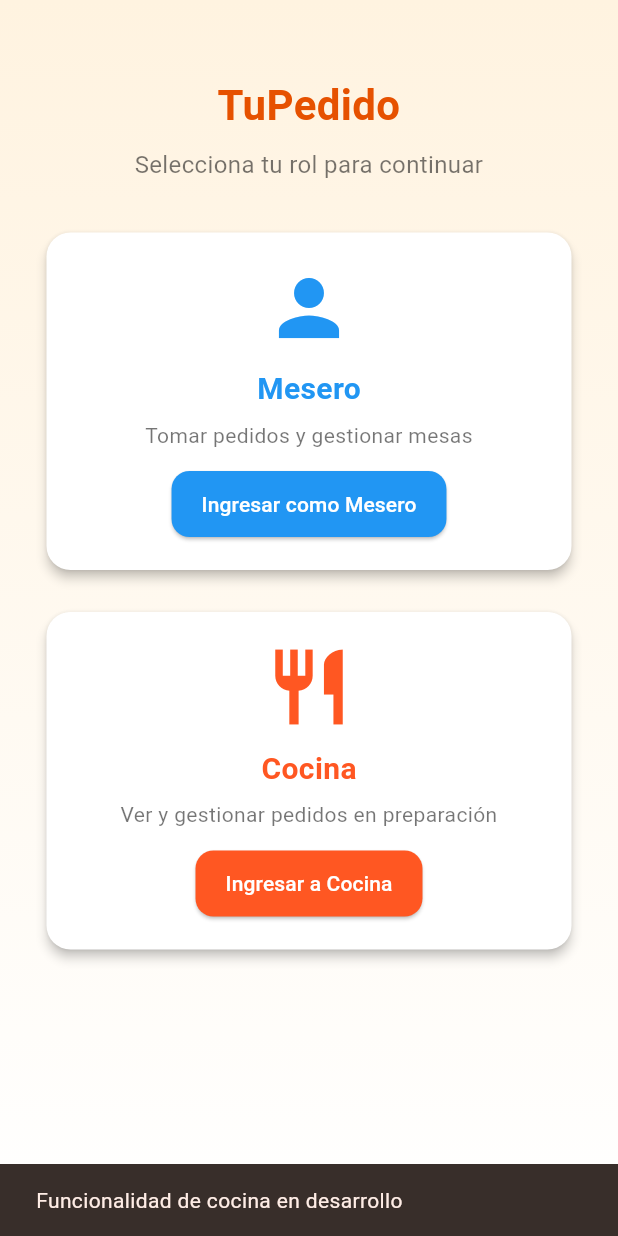
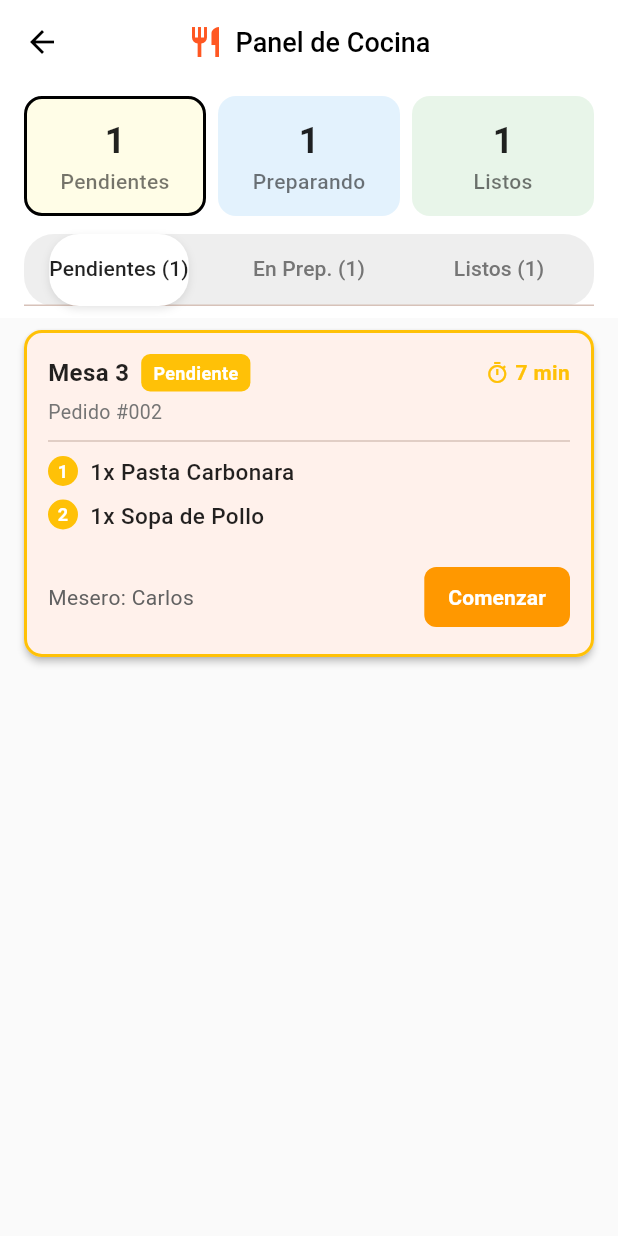
Before and after one commit to AxelAlmonteCuba/tuPedido, a Flutter app: the screen it shows after launch, after a tap on "Ingresar a Cocina", on a phone screen of 412 x 824 dp. Run offline on Flutter 3.47's test engine with Material 3 defaults, Android fonts, the phone set to English and light mode, and no system bars.

Commit message:
kitchen panel

```diff
--- /dev/null
+++ b/lib/features/kitchen/models/kitchen_order.dart
@@ -0,0 +1,118 @@
+import '../../../core/models/menu_item.dart'; // Asegúrate que esta ruta sea correcta
+
+enum OrderStatus {
+  pendiente,
+  enPreparacion,
+  listo,
+  entregado, // Agregado para el estado final en el ejemplo 'listos.png'
+}
+
+class KitchenOrder {
+  final String orderId;
+  final String table;
+  final String waiter;
+  final OrderStatus status;
+  final List<OrderItem> items;
+  final int timeInMinutes; // Tiempo que lleva la orden en el estado actual (simulado)
+
+  KitchenOrder({
+    required this.orderId,
+    required this.table,
+    required this.waiter,
+    required this.status,
+    required this.items,
+    required this.timeInMinutes,
+  });
+}
+
+// Datos de ejemplo para simular la interfaz
+final List<KitchenOrder> dummyKitchenOrders = [
+  // Pedido #002 (Pendiente - imagen.png)
+  KitchenOrder(
+    orderId: '002',
+    table: 'Mesa 3',
+    waiter: 'Carlos',
+    status: OrderStatus.pendiente,
+    timeInMinutes: 7,
+    items: [
+      OrderItem(
+        menuItem: MenuItem(
+          id: '4',
+          name: 'Pasta Carbonara',
+          description: 'Pasta con salsa cremosa, panceta y queso parmesano',
+          price: 14.99,
+          category: 'platos',
+        ),
+      ),
+      OrderItem(
+        menuItem: MenuItem(
+          id: '3',
+          name: 'Sopa de Pollo',
+          description: 'Sopa casera con pollo, fideos y vegetales',
+          price: 7.99,
+          category: 'entradas',
+        ),
+      ),
+    ],
+  ),
+
+  // Pedido #001 (En Preparación - en_preparacion.png)
+  KitchenOrder(
+    orderId: '001',
+    table: 'Mesa 5',
+    waiter: 'María',
+    status: OrderStatus.enPreparacion,
+    timeInMinutes: 20,
+    items: [
+      OrderItem(
+        menuItem: MenuItem(
+          id: '1',
+          name: 'Bife a la Parrilla',
+          description: 'Jugoso bife de res con guarnición de papas y...',
+          price: 18.99,
+          category: 'platos',
+        ),
+        notes: 'Término medio', // Nota especial del mesero
+        quantity: 1,
+      ),
+      OrderItem(
+        menuItem: MenuItem(
+          id: '2',
+          name: 'Ensalada César',
+          description: 'Lechuga fresca, crutones, queso parmesano y aderezo César',
+          price: 9.99,
+          category: 'entradas',
+        ),
+      ),
+    ],
+  ),
+
+  // Pedido #003 (Listo - listos.png)
+  KitchenOrder(
+    orderId: '003',
+    table: 'Mesa 8',
+    waiter: 'María',
+    status: OrderStatus.listo,
+    timeInMinutes: 30, // Asumiremos que este es el tiempo que estuvo en preparación/listo
+    items: [
+      OrderItem(
+        menuItem: MenuItem(
+          id: '5',
+          name: 'Salmón a la Parrilla',
+          description: 'Salmón fresco con limón y hierbas aromáticas',
+          price: 22.99,
+          category: 'platos',
+        ),
+      ),
+      OrderItem(
+        menuItem: MenuItem(
+          id: '6',
+          name: 'Tiramisú',
+          description: 'Postre italiano tradicional con café y mascarpone',
+          price: 8.99,
+          category: 'postres',
+        ),
+      ),
+    ],
+  ),
+];
--- /dev/null
+++ b/lib/features/kitchen/screens/kitchen_panel_screen.dart
@@ -0,0 +1,347 @@
+import 'package:flutter/material.dart';
+import '../models/kitchen_order.dart';
+import '../widgets/kitchen_panel_item.dart';
+
+class KitchenPanelScreen extends StatefulWidget {
+  const KitchenPanelScreen({Key? key}) : super(key: key);
+
+  @override
+  State<KitchenPanelScreen> createState() => _KitchenPanelScreenState();
+}
+
+class _KitchenPanelScreenState extends State<KitchenPanelScreen>
+    with SingleTickerProviderStateMixin {
+  late TabController _tabController;
+  late List<KitchenOrder> _kitchenOrders;
+  KitchenOrder? _selectedOrder;
+
+  @override
+  void initState() {
+    super.initState();
+    // Inicializar con datos de ejemplo
+    _kitchenOrders = dummyKitchenOrders;
+
+    // Inicializar TabController
+    _tabController = TabController(length: 3, vsync: this);
+    _tabController.addListener(_handleTabSelection);
+
+    // Inicialmente, selecciona el primer pedido Pendiente
+    _selectedOrder = _getOrdersByStatus(OrderStatus.pendiente).isNotEmpty
+        ? _getOrdersByStatus(OrderStatus.pendiente).first
+        : null;
+  }
+
+  @override
+  void dispose() {
+    _tabController.removeListener(_handleTabSelection);
+    _tabController.dispose();
+    super.dispose();
+  }
+
+  // --- Manejo de la lógica del estado (simulado) ---
+
+  // Lógica para actualizar el item seleccionado al cambiar de tab
+  void _handleTabSelection() {
+    if (_tabController.indexIsChanging) return;
+
+    // Obtener la lista de la nueva pestaña
+    final currentStatus = _getStatusForTabIndex(_tabController.index);
+    final orders = _getOrdersByStatus(currentStatus);
+
+    // Seleccionar el primer item del nuevo tab
+    setState(() {
+      _selectedOrder = orders.isNotEmpty ? orders.first : null;
+    });
+  }
+
+  // Obtener la lista de órdenes por estado
+  List<KitchenOrder> _getOrdersByStatus(OrderStatus status) {
+    return _kitchenOrders.where((order) => order.status == status).toList();
+  }
+
+  // Obtener el estado correspondiente al índice del tab
+  OrderStatus _getStatusForTabIndex(int index) {
+    switch (index) {
+      case 0:
+        return OrderStatus.pendiente;
+      case 1:
+        return OrderStatus.enPreparacion;
+      case 2:
+        return OrderStatus.listo;
+      default:
+        return OrderStatus.pendiente;
+    }
+  }
+
+  // Lógica para Comenzar, Marcar Listo, Entregado
+  void _handleOrderAction(String orderId) {
+    setState(() {
+      final orderIndex = _kitchenOrders.indexWhere((o) => o.orderId == orderId);
+      if (orderIndex != -1) {
+        final currentOrder = _kitchenOrders[orderIndex];
+        KitchenOrder updatedOrder;
+
+        switch (currentOrder.status) {
+          case OrderStatus.pendiente:
+            // Pasa de Pendiente a En Preparación
+            updatedOrder = KitchenOrder(
+              orderId: currentOrder.orderId,
+              table: currentOrder.table,
+              waiter: currentOrder.waiter,
+              status: OrderStatus.enPreparacion,
+              items: currentOrder.items,
+              timeInMinutes: 0, // Reiniciar tiempo
+            );
+            // Cambia el tab a "En Preparación"
+            _tabController.animateTo(1);
+            break;
+          case OrderStatus.enPreparacion:
+            // Pasa de En Preparación a Listo
+            updatedOrder = KitchenOrder(
+              orderId: currentOrder.orderId,
+              table: currentOrder.table,
+              waiter: currentOrder.waiter,
+              status: OrderStatus.listo,
+              items: currentOrder.items,
+              timeInMinutes: 0, // Reiniciar tiempo
+            );
+            // Cambia el tab a "Listos"
+            _tabController.animateTo(2);
+            break;
+          case OrderStatus.listo:
+            // Pasa de Listo a Entregado (se elimina de la vista principal)
+            _kitchenOrders.removeAt(orderIndex);
+            // Selecciona un nuevo item
+            _selectedOrder = _getOrdersByStatus(OrderStatus.listo).isNotEmpty
+                ? _getOrdersByStatus(OrderStatus.listo).first
+                : null;
+            return; // No se actualiza, se elimina
+          default:
+            return;
+        }
+
+        // Reemplazar la orden actualizada
+        _kitchenOrders[orderIndex] = updatedOrder;
+        _selectedOrder = updatedOrder; // Seleccionar la orden recién actualizada
+      }
+    });
+  }
+
+  // --- Widgets del diseño ---
+
+  // Tarjeta de resumen de estado (Pendientes, Preparando, Listos)
+  Widget _buildStatusCard(
+      String title, OrderStatus status, Color backgroundColor) {
+    final count = _getOrdersByStatus(status).length;
+    final isSelected = _getStatusForTabIndex(_tabController.index) == status;
+
+    return Expanded(
+      child: GestureDetector(
+        onTap: () {
+          _tabController.animateTo(status == OrderStatus.pendiente
+              ? 0
+              : status == OrderStatus.enPreparacion
+                  ? 1
+                  : 2);
+        },
+        child: Container(
+          height: 80,
+          margin: const EdgeInsets.symmetric(horizontal: 4),
+          decoration: BoxDecoration(
+            color: backgroundColor,
+            borderRadius: BorderRadius.circular(12),
+            border: isSelected
+                ? Border.all(color: Colors.black, width: 2.0)
+                : null,
+          ),
+          child: Column(
+            mainAxisAlignment: MainAxisAlignment.center,
+            children: [
+              Text(
+                '$count',
+                style: const TextStyle(
+                  fontSize: 24,
+                  fontWeight: FontWeight.bold,
+                  color: Colors.black87,
+                ),
+              ),
+              Text(
+                title,
+                style: const TextStyle(
+                  fontSize: 14,
+                  color: Colors.black54,
+                  fontWeight: FontWeight.w500,
+                ),
+              ),
+            ],
+          ),
+        ),
+      ),
+    );
+  }
+
+  // Pestañas de la lista (Pendientes, En Prep., Listos)
+  Widget _buildTabBar() {
+    final pendingCount = _getOrdersByStatus(OrderStatus.pendiente).length;
+    final prepCount = _getOrdersByStatus(OrderStatus.enPreparacion).length;
+    final readyCount = _getOrdersByStatus(OrderStatus.listo).length;
+
+    return Container(
+      margin: const EdgeInsets.symmetric(horizontal: 16, vertical: 8),
+      decoration: BoxDecoration(
+        color: Colors.grey[200],
+        borderRadius: BorderRadius.circular(20),
+      ),
+      child: TabBar(
+        controller: _tabController,
+        indicator: BoxDecoration(
+          color: Colors.white,
+          borderRadius: BorderRadius.circular(20),
+          boxShadow: [
+            BoxShadow(
+              color: Colors.black.withOpacity(0.1),
+              blurRadius: 4,
+              offset: const Offset(0, 2),
+            ),
+          ],
+        ),
+        labelColor: Colors.black87,
+        unselectedLabelColor: Colors.grey[600],
+        tabs: [
+          Tab(text: 'Pendientes ($pendingCount)'),
+          Tab(text: 'En Prep. ($prepCount)'),
+          Tab(text: 'Listos ($readyCount)'),
+        ],
+      ),
+    );
+  }
+
+  // Cuerpo de la lista de órdenes
+  Widget _buildOrderList(OrderStatus status) {
+    final orders = _getOrdersByStatus(status);
+
+    if (orders.isEmpty) {
+      return Center(
+        child: Text(
+          'No hay pedidos en estado ${_getStatusText(status).toLowerCase()}.',
+          style: TextStyle(color: Colors.grey[600]),
+        ),
+      );
+    }
+
+    return ListView.builder(
+      itemCount: orders.length,
+      itemBuilder: (context, index) {
+        final order = orders[index];
+        return GestureDetector(
+          onTap: () {
+            setState(() {
+              _selectedOrder = order;
+            });
+          },
+          child: KitchenPanelItem(
+            order: order,
+            isSelected: _selectedOrder?.orderId == order.orderId,
+            onActionPressed: () => _handleOrderAction(order.orderId),
+          ),
+        );
+      },
+    );
+  }
+
+  String _getStatusText(OrderStatus status) {
+    switch (status) {
+      case OrderStatus.pendiente:
+        return 'Pendiente';
+      case OrderStatus.enPreparacion:
+        return 'En Preparación';
+      case OrderStatus.listo:
+        return 'Listo';
+      default:
+        return '';
+    }
+  }
+
+  @override
+  Widget build(BuildContext context) {
+    return Scaffold(
+      backgroundColor: Colors.grey[50],
+      appBar: AppBar(
+        backgroundColor: Colors.white,
+        elevation: 0,
+        leading: IconButton(
+          icon: const Icon(Icons.arrow_back, color: Colors.black),
+          onPressed: () => Navigator.pop(context),
+        ),
+        title: Row(
+          mainAxisAlignment: MainAxisAlignment.center,
+          mainAxisSize: MainAxisSize.min,
+          children: [
+            const Icon(Icons.restaurant, color: Color(0xFFFF5722)),
+            const SizedBox(width: 8),
+            const Text(
+              'Panel de Cocina',
+              style: TextStyle(
+                color: Colors.black,
+                fontSize: 18,
+                fontWeight: FontWeight.w500,
+              ),
+            ),
+          ],
+        ),
+        centerTitle: true,
+      ),
+      body: Column(
+        children: [
+          // 1. Tarjetas de Resumen
+          Container(
+            color: Colors.white,
+            padding: const EdgeInsets.only(
+              left: 12,
+              right: 12,
+              top: 8,
+              bottom: 4,
+            ),
+            child: Row(
+              children: [
+                _buildStatusCard(
+                  'Pendientes',
+                  OrderStatus.pendiente,
+                  const Color(0xFFFFFDE7),
+                ),
+                _buildStatusCard(
+                  'Preparando',
+                  OrderStatus.enPreparacion,
+                  const Color(0xFFE3F2FD),
+                ),
+                _buildStatusCard(
+                  'Listos',
+                  OrderStatus.listo,
+                  const Color(0xFFE8F5E9),
+                ),
+              ],
+            ),
+          ),
+
+          // 2. Tab Bar
+          Container(
+            color: Colors.white,
+            child: _buildTabBar(),
+          ),
+
+          // 3. Lista de Órdenes
+          Expanded(
+            child: TabBarView(
+              controller: _tabController,
+              children: [
+                _buildOrderList(OrderStatus.pendiente),
+                _buildOrderList(OrderStatus.enPreparacion),
+                _buildOrderList(OrderStatus.listo),
+              ],
+            ),
+          ),
+        ],
+      ),
+    );
+  }
+}
--- /dev/null
+++ b/lib/features/kitchen/widgets/kitchen_panel_item.dart
@@ -0,0 +1,273 @@
+import 'package:flutter/material.dart';
+import '../models/kitchen_order.dart';
+import '../../../core/models/menu_item.dart';
+
+class KitchenPanelItem extends StatelessWidget {
+  final KitchenOrder order;
+  final VoidCallback onActionPressed;
+  final bool isSelected; // Para manejar el estilo del item seleccionado en el tab
+
+  const KitchenPanelItem({
+    Key? key,
+    required this.order,
+    required this.onActionPressed,
+    this.isSelected = false,
+  }) : super(key: key);
+
+  // --- Helpers para el diseño de la tarjeta ---
+
+  // Obtener el color principal basado en el estado
+  Color _getStatusColor() {
+    switch (order.status) {
+      case OrderStatus.pendiente:
+        return const Color(0xFFFFC107); // Amarillo (Para el badge y tiempo)
+      case OrderStatus.enPreparacion:
+        return const Color(0xFF2196F3); // Azul
+      case OrderStatus.listo:
+        return const Color(0xFF4CAF50); // Verde
+      case OrderStatus.entregado:
+        return Colors.grey; // Color neutro si se llega a mostrar
+    }
+  }
+
+  // Obtener el texto del botón y su color
+  Map<String, dynamic> _getActionButtonData() {
+    switch (order.status) {
+      case OrderStatus.pendiente:
+        return {
+          'text': 'Comenzar',
+          'color': const Color(0xFFFF9800), // Naranja para empezar
+          'textColor': Colors.white,
+        };
+      case OrderStatus.enPreparacion:
+        return {
+          'text': 'Marcar Listo',
+          'color': const Color(0xFF2196F3), // Azul para listo
+          'textColor': Colors.white,
+        };
+      case OrderStatus.listo:
+        return {
+          'text': 'Entregado',
+          'color': const Color(0xFF4CAF50), // Verde para entregado
+          'textColor': Colors.white,
+        };
+      case OrderStatus.entregado:
+        return {
+          'text': 'Completado',
+          'color': Colors.grey[400],
+          'textColor': Colors.white,
+        };
+    }
+  }
+
+  // Obtener el texto del badge
+  String _getStatusText() {
+    switch (order.status) {
+      case OrderStatus.pendiente:
+        return 'Pendiente';
+      case OrderStatus.enPreparacion:
+        return 'En Preparación';
+      case OrderStatus.listo:
+        return 'Listo';
+      case OrderStatus.entregado:
+        return 'Entregado';
+    }
+  }
+
+  @override
+  Widget build(BuildContext context) {
+    final statusColor = _getStatusColor();
+    final actionData = _getActionButtonData();
+
+    return Card(
+      margin: const EdgeInsets.symmetric(horizontal: 16, vertical: 8),
+      elevation: 2,
+      shape: RoundedRectangleBorder(
+        borderRadius: BorderRadius.circular(12),
+        side: isSelected
+            ? BorderSide(color: statusColor, width: 2) // Resaltar item seleccionado
+            : BorderSide.none,
+      ),
+      child: Padding(
+        padding: const EdgeInsets.all(16.0),
+        child: Column(
+          crossAxisAlignment: CrossAxisAlignment.start,
+          children: [
+            // --- Encabezado: Mesa, Estado, Tiempo ---
+            Row(
+              mainAxisAlignment: MainAxisAlignment.spaceBetween,
+              children: [
+                Row(
+                  children: [
+                    Text(
+                      order.table,
+                      style: const TextStyle(
+                        fontSize: 16,
+                        fontWeight: FontWeight.bold,
+                        color: Colors.black87,
+                      ),
+                    ),
+                    const SizedBox(width: 8),
+                    // Badge de estado
+                    Container(
+                      padding: const EdgeInsets.symmetric(
+                        horizontal: 8,
+                        vertical: 4,
+                      ),
+                      decoration: BoxDecoration(
+                        color: statusColor,
+                        borderRadius: BorderRadius.circular(6),
+                      ),
+                      child: Text(
+                        _getStatusText(),
+                        style: const TextStyle(
+                          color: Colors.white,
+                          fontSize: 12,
+                          fontWeight: FontWeight.bold,
+                        ),
+                      ),
+                    ),
+                  ],
+                ),
+                // Tiempo
+                Row(
+                  children: [
+                    Icon(
+                      Icons.timer_outlined,
+                      color: statusColor,
+                      size: 16,
+                    ),
+                    const SizedBox(width: 4),
+                    Text(
+                      '${order.timeInMinutes} min',
+                      style: TextStyle(
+                        color: statusColor,
+                        fontWeight: FontWeight.bold,
+                        fontSize: 14,
+                      ),
+                    ),
+                  ],
+                ),
+              ],
+            ),
+            const SizedBox(height: 4),
+            Text(
+              'Pedido #${order.orderId}',
+              style: TextStyle(
+                fontSize: 13,
+                color: Colors.grey[600],
+              ),
+            ),
+            const Divider(height: 20, thickness: 1),
+
+            // --- Lista de Ítems del Pedido ---
+            ...order.items.asMap().entries.map((entry) {
+              final index = entry.key + 1;
+              final item = entry.value;
+              return Padding(
+                padding: const EdgeInsets.only(bottom: 8.0),
+                child: Row(
+                  crossAxisAlignment: CrossAxisAlignment.start,
+                  children: [
+                    // Círculo con el número de cantidad
+                    Container(
+                      width: 20,
+                      height: 20,
+                      decoration: BoxDecoration(
+                        color: statusColor, // Usar el color del estado
+                        shape: BoxShape.circle,
+                      ),
+                      child: Center(
+                        child: Text(
+                          '$index',
+                          style: const TextStyle(
+                            color: Colors.white,
+                            fontSize: 12,
+                            fontWeight: FontWeight.bold,
+                          ),
+                        ),
+                      ),
+                    ),
+                    const SizedBox(width: 8),
+                    // Nombre del plato y notas
+                    Expanded(
+                      child: Column(
+                        crossAxisAlignment: CrossAxisAlignment.start,
+                        children: [
+                          Text(
+                            '${item.quantity}x ${item.menuItem.name}',
+                            style: const TextStyle(
+                              fontSize: 15,
+                              fontWeight: FontWeight.w500,
+                              color: Colors.black87,
+                            ),
+                          ),
+                          if (item.notes != null && item.notes!.isNotEmpty)
+                            Row(
+                              children: [
+                                const Icon(
+                                  Icons.menu_book, // Icono para notas (ej. término de cocción)
+                                  color: Colors.redAccent,
+                                  size: 14,
+                                ),
+                                const SizedBox(width: 4),
+                                Text(
+                                  item.notes!,
+                                  style: const TextStyle(
+                                    fontSize: 13,
+                                    color: Colors.redAccent,
+                                    fontStyle: FontStyle.italic,
+                                  ),
+                                ),
+                              ],
+                            ),
+                        ],
+                      ),
+                    ),
+                  ],
+                ),
+              );
+            }).toList(),
+
+            const SizedBox(height: 12),
+            // --- Footer: Mesero y Botón de Acción ---
+            Row(
+              mainAxisAlignment: MainAxisAlignment.spaceBetween,
+              children: [
+                Text(
+                  'Mesero: ${order.waiter}',
+                  style: TextStyle(
+                    fontSize: 14,
+                    color: Colors.grey[700],
+                  ),
+                ),
+                // Botón de Acción
+                if (order.status != OrderStatus.entregado)
+                  ElevatedButton(
+                    onPressed: onActionPressed,
+                    style: ElevatedButton.styleFrom(
+                      backgroundColor: actionData['color'] as Color,
+                      foregroundColor: actionData['textColor'] as Color,
+                      padding: const EdgeInsets.symmetric(
+                          horizontal: 16, vertical: 10),
+                      shape: RoundedRectangleBorder(
+                        borderRadius: BorderRadius.circular(8),
+                      ),
+                      elevation: 0,
+                    ),
+                    child: Text(
+                      actionData['text'] as String,
+                      style: const TextStyle(
+                        fontSize: 14,
+                        fontWeight: FontWeight.bold,
+                      ),
+                    ),
+                  ),
+              ],
+            ),
+          ],
+        ),
+      ),
+    );
+  }
+}
--- a/lib/main.dart
+++ b/lib/main.dart
@@ -1,5 +1,6 @@
 import 'package:flutter/material.dart';
 import 'features/menu/screens/menu_screen.dart';
+import 'features/kitchen/screens/kitchen_panel_screen.dart';
 
 void main() {
   runApp(const MyApp());
@@ -88,11 +89,10 @@ class HomeScreen extends StatelessWidget {
                 description: 'Ver y gestionar pedidos en preparación',
                 buttonText: 'Ingresar a Cocina',
                 onPressed: () {
-                  ScaffoldMessenger.of(context).showSnackBar(
-                    const SnackBar(
-                      content: Text('Funcionalidad de cocina en desarrollo'),
-                      duration: Duration(seconds: 2),
-                    ),
+                  Navigator.push(
+                    context,
+                    MaterialPageRoute(
+                        builder: (context) => const KitchenPanelScreen()),
                   );
                 },
               ),
```
